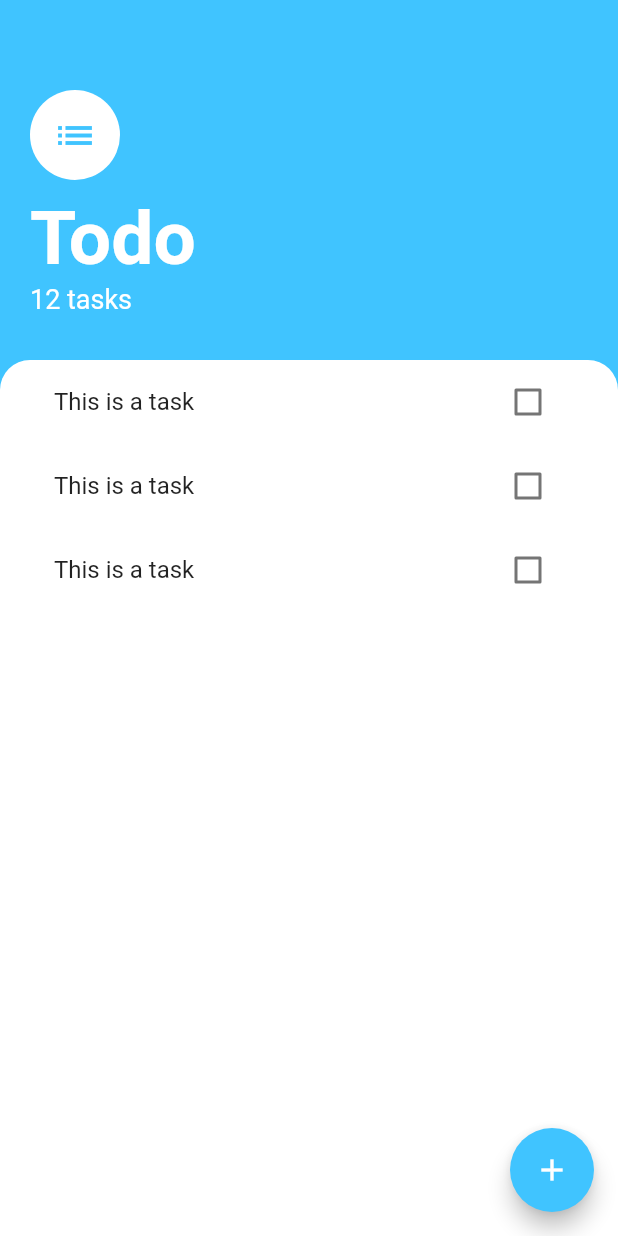
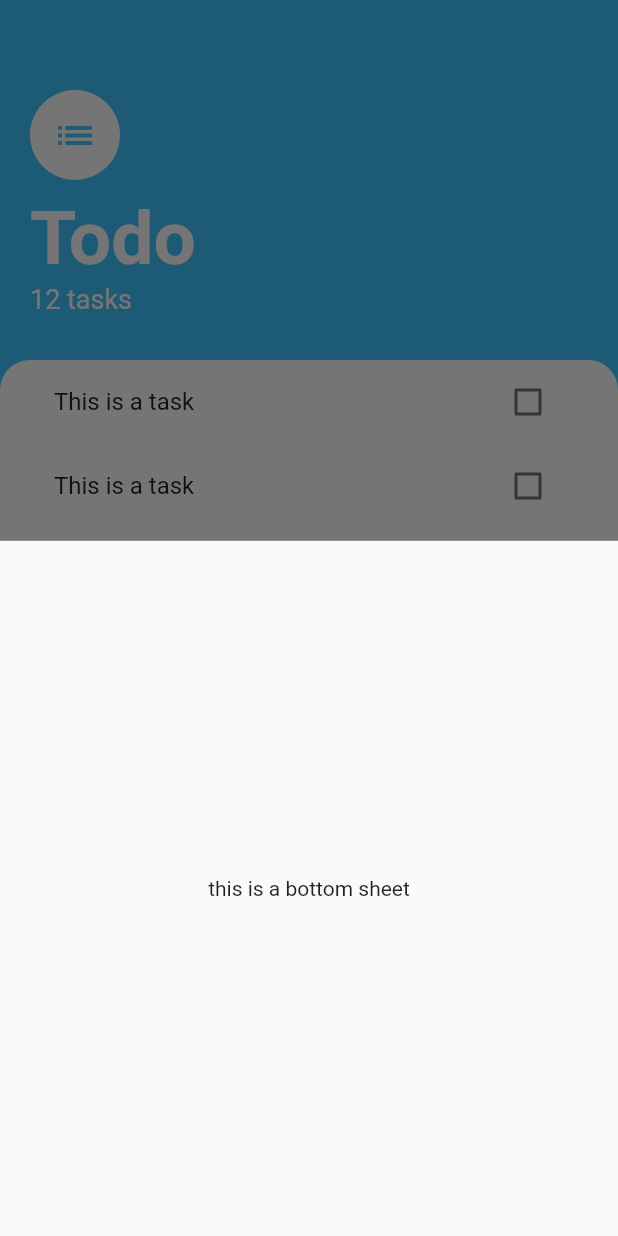
Before and after one commit to edsson-madrigal/flutter_project10_state_management, a Flutter app: the screen it shows after launch, after a tap on the "add" icon, on a phone screen of 412 x 824 dp. Run offline on Flutter 3.47's test engine with Material 2 defaults, Android fonts, the light colour scheme and no system bars.

Commit message:
bottomSheet Widget

```diff
--- a/lib/screens/tasks_screen.dart
+++ b/lib/screens/tasks_screen.dart
@@ -6,12 +6,25 @@ import 'package:flutter_project10_state_management/widgets/tasks_list.dart';
 class TasksScreen extends StatelessWidget {
   const TasksScreen({Key? key}) : super(key: key);
 
+  Widget buildBottomSheet(BuildContext context) {
+    return Container(
+      child: Center(
+        child: Text('this is a bottom sheet'),
+      ),
+    );
+  }
+
   @override
   Widget build(BuildContext context) {
     return Scaffold(
       floatingActionButton: FloatingActionButton(
         backgroundColor: Colors.lightBlueAccent,
-        onPressed: () {},
+        onPressed: () {
+          showModalBottomSheet(
+            context: context,
+            builder: buildBottomSheet,
+          );
+        },
         child: Icon(Icons.add),
       ),
       backgroundColor: Colors.lightBlueAccent,
```
